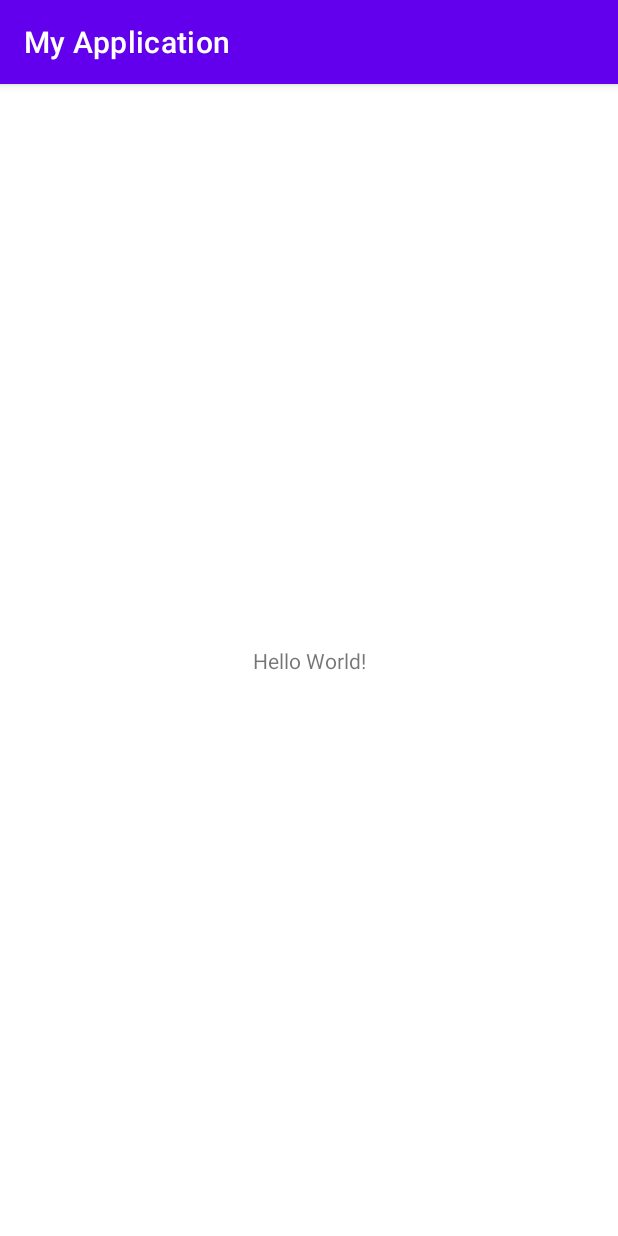
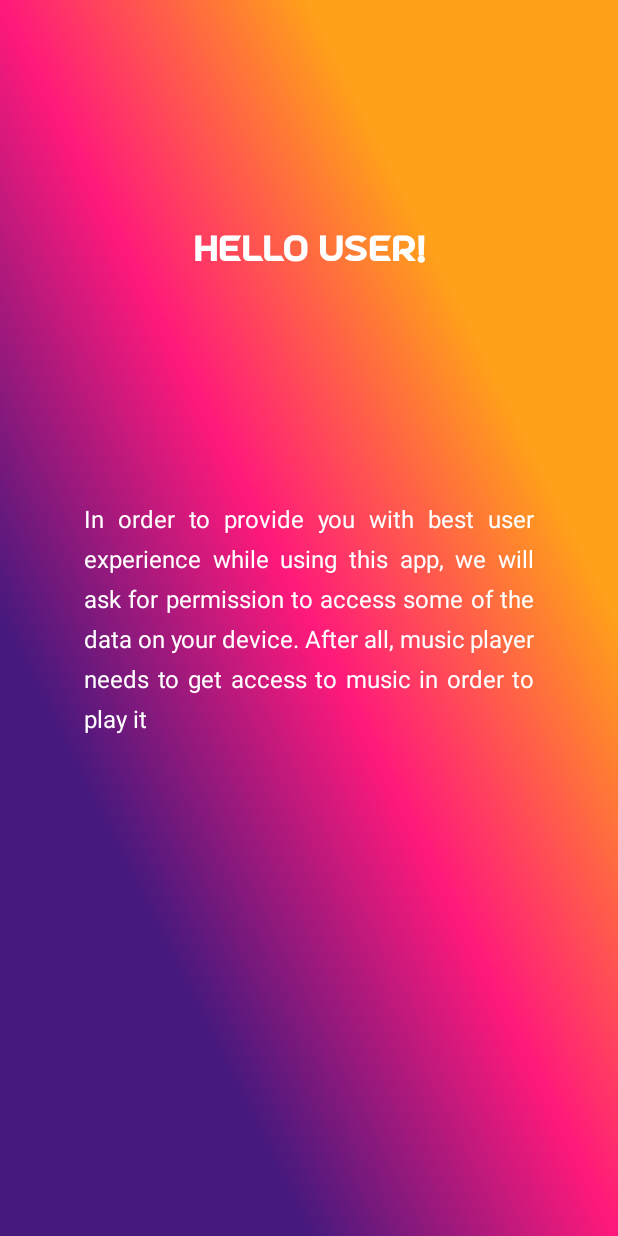
Before and after one commit to kKapalka/robust-music-player, an Android app: the screen it shows after launch (MainActivity before the commit, InitialActivity after it), on a phone screen of 412 x 824 dp. Run offline under Robolectric (Android 15) with nearby library versions, the phone set to English and light mode, and no system bars.

Commit message:
lots of stuff

```diff
--- a/app/src/main/AndroidManifest.xml
+++ b/app/src/main/AndroidManifest.xml
@@ -13,7 +13,8 @@
         android:roundIcon="@mipmap/ic_launcher_round"
         android:supportsRtl="true"
         android:theme="@style/Theme.MyApplication">
-        <activity android:name=".MainActivity">
+        <activity android:name=".InitialActivity"
+            android:theme="@style/SplashTheme">
             <intent-filter>
                 <action android:name="android.intent.action.MAIN" />
 
--- /dev/null
+++ b/app/src/main/java/pl/rethagos/musicplayer/InitialActivity.kt
@@ -0,0 +1,68 @@
+package pl.rethagos.musicplayer
+
+import android.Manifest
+import android.content.pm.PackageManager
+import android.os.Bundle
+import android.widget.TextView
+import android.widget.Toast
+import androidx.appcompat.app.AppCompatActivity
+import androidx.constraintlayout.widget.ConstraintLayout
+import androidx.core.app.ActivityCompat
+import pl.rethagos.musicplayer.prefs.SharedPrefsSingleton
+import kotlin.system.exitProcess
+
+
+class InitialActivity : AppCompatActivity() {
+
+    private lateinit var descText: TextView
+    private lateinit var textView: TextView
+    private lateinit var helloLayout: ConstraintLayout
+    private var readPermissionGranted: Boolean = false
+    override fun onCreate(savedInstanceState: Bundle?) {
+        super.onCreate(savedInstanceState)
+        readPermissionGranted = ActivityCompat.checkSelfPermission(this@InitialActivity, Manifest.permission.READ_EXTERNAL_STORAGE) == PackageManager.PERMISSION_GRANTED
+        SharedPrefsSingleton.instance?.init(this)
+        if(!SharedPrefsSingleton.instance?.isInitialLaunch!! && readPermissionGranted) {
+            handleStandardLayoutDisplay()
+        } else {
+            handleInitialLayoutDisplay()
+        }
+
+    }
+
+    private fun handleStandardLayoutDisplay() {
+        setContentView(R.layout.activity_main)
+        textView = findViewById(R.id.textView)
+        textView.text = "Sup my dude"
+    }
+
+    private fun handleInitialLayoutDisplay() {
+        setContentView(R.layout.activity_initial)
+        descText = findViewById(R.id.hello_description_textview)
+        helloLayout = findViewById(R.id.hello_constraint_layout)
+        if (readPermissionGranted) {
+            descText.text = "Thank you for using this app. Please support the creator by giving it 5 stars in Google Play App Store"
+        }
+        helloLayout.setOnClickListener {
+            if (!readPermissionGranted) {
+                ActivityCompat.requestPermissions(this@InitialActivity, arrayOf(Manifest.permission.READ_EXTERNAL_STORAGE), 123)
+            } else {
+                handleStandardLayoutDisplay()
+            }
+        }
+        SharedPrefsSingleton.instance?.isInitialLaunch = false
+    }
+    override fun onRequestPermissionsResult(requestCode: Int, permissions: Array<out String>, grantResults: IntArray) {
+        super.onRequestPermissionsResult(requestCode, permissions, grantResults)
+        when (requestCode) {
+            123 -> {
+                if (grantResults.isNotEmpty() && grantResults[0] == PackageManager.PERMISSION_GRANTED) {
+                    handleStandardLayoutDisplay()
+                } else {
+                    this@InitialActivity.finish()
+                    exitProcess(0)
+                }
+            }
+        }
+    }
+}
--- a/app/src/main/java/pl/rethagos/musicplayer/MainActivity.kt
+++ /dev/null
@@ -1,11 +0,0 @@
-package pl.rethagos.musicplayer
-
-import androidx.appcompat.app.AppCompatActivity
-import android.os.Bundle
-
-class MainActivity : AppCompatActivity() {
-    override fun onCreate(savedInstanceState: Bundle?) {
-        super.onCreate(savedInstanceState)
-        setContentView(R.layout.activity_main)
-    }
-}
--- /dev/null
+++ b/app/src/main/java/pl/rethagos/musicplayer/prefs/SharedPrefsSingleton.kt
@@ -0,0 +1,30 @@
+package pl.rethagos.musicplayer.prefs
+
+import android.app.Activity
+import android.content.Context
+import android.content.SharedPreferences
+
+class SharedPrefsSingleton private constructor() {
+    private var sharedPref: SharedPreferences? = null
+
+    fun init(activity: Activity) {
+        sharedPref = activity.getSharedPreferences("prefs", Context.MODE_PRIVATE)
+    }
+
+    var isInitialLaunch: Boolean?
+        get() = sharedPref!!.getBoolean("initialLaunch", true)
+        set(initialLaunch) {
+            sharedPref!!.edit().putBoolean("initialLaunch", initialLaunch!!).apply()
+        }
+
+    companion object {
+        var instance: SharedPrefsSingleton? = null
+            get() {
+                if (field == null) {
+                    field = SharedPrefsSingleton()
+                }
+                return field
+            }
+            private set
+    }
+}
--- /dev/null
+++ b/app/src/main/res/drawable/ic_baseline_headphones_24.xml
@@ -0,0 +1,5 @@
+<vector android:height="120dp" android:tint="#FFFFFF"
+    android:viewportHeight="24" android:viewportWidth="24"
+    android:width="120dp" xmlns:android="http://schemas.android.com/apk/res/android">
+    <path android:fillColor="@android:color/white" android:pathData="M12,3c-4.97,0 -9,4.03 -9,9v7c0,1.1 0.9,2 2,2h4v-8H5v-1c0,-3.87 3.13,-7 7,-7s7,3.13 7,7v1h-4v8h4c1.1,0 2,-0.9 2,-2v-7C21,7.03 16.97,3 12,3z"/>
+</vector>
--- /dev/null
+++ b/app/src/main/res/drawable/splash.xml
@@ -0,0 +1,16 @@
+<?xml version="1.0" encoding="utf-8"?>
+<layer-list xmlns:android="http://schemas.android.com/apk/res/android">
+    <item android:drawable="@drawable/test" />
+    <item
+        android:drawable="@drawable/hepho2"
+        android:gravity="center"
+        android:width="120dp"
+        android:height="120dp"
+        android:bottom="120dp"/>
+    <item
+        android:drawable="@drawable/bitmapa"
+        android:gravity="center"
+        android:width="180dp"
+        android:height="18dp"
+        android:top="240dp"/>
+</layer-list>
--- /dev/null
+++ b/app/src/main/res/font/font_astrospace.xml
@@ -0,0 +1,7 @@
+<?xml version="1.0" encoding="utf-8"?>
+<font-family xmlns:android="http://schemas.android.com/apk/res/android">
+    <font
+        android:fontStyle="normal"
+        android:fontWeight="400"
+        android:font="@font/astrospace" />
+</font-family>
--- /dev/null
+++ b/app/src/main/res/layout/activity_initial.xml
@@ -0,0 +1,40 @@
+<?xml version="1.0" encoding="utf-8"?>
+<androidx.constraintlayout.widget.ConstraintLayout xmlns:android="http://schemas.android.com/apk/res/android"
+    xmlns:app="http://schemas.android.com/apk/res-auto"
+    xmlns:tools="http://schemas.android.com/tools"
+    android:id="@+id/hello_constraint_layout"
+    android:layout_width="match_parent"
+    android:layout_height="match_parent"
+    android:background="@drawable/test"
+    android:backgroundTintMode="src_over"
+    tools:context=".InitialActivity">
+
+    <TextView
+        android:id="@+id/textView2"
+        android:layout_width="wrap_content"
+        android:layout_height="wrap_content"
+        android:fontFamily="@font/astrospace"
+        android:text="Hello User!"
+        android:textColor="@color/white"
+        android:textSize="22sp"
+        android:textStyle="bold"
+        app:layout_constraintBottom_toTopOf="@+id/hello_description_textview"
+        app:layout_constraintEnd_toEndOf="parent"
+        app:layout_constraintStart_toStartOf="parent"
+        app:layout_constraintTop_toTopOf="parent" />
+
+    <TextView
+        android:id="@+id/hello_description_textview"
+        android:layout_width="300dp"
+        android:layout_height="wrap_content"
+        android:justificationMode="inter_word"
+        android:lineSpacingExtra="8sp"
+        android:text="In order to provide you with best user experience while using this app, we will ask for permission to access some of the data on your device. After all, music player needs to get access to music in order to play it"
+        android:textColor="@color/white"
+        android:textSize="16sp"
+        app:layout_constraintBottom_toBottomOf="parent"
+        app:layout_constraintEnd_toEndOf="parent"
+        app:layout_constraintStart_toStartOf="parent"
+        app:layout_constraintTop_toTopOf="parent" />
+
+</androidx.constraintlayout.widget.ConstraintLayout>
--- a/app/src/main/res/layout/activity_main.xml
+++ b/app/src/main/res/layout/activity_main.xml
@@ -4,15 +4,16 @@
     xmlns:tools="http://schemas.android.com/tools"
     android:layout_width="match_parent"
     android:layout_height="match_parent"
-    tools:context=".MainActivity">
+    android:background="@drawable/test"
+    tools:context=".InitialActivity">
 
     <TextView
+        android:id="@+id/textView"
         android:layout_width="wrap_content"
         android:layout_height="wrap_content"
-        android:text="Hello World!"
+        android:text="TextView"
         app:layout_constraintBottom_toBottomOf="parent"
-        app:layout_constraintLeft_toLeftOf="parent"
-        app:layout_constraintRight_toRightOf="parent"
+        app:layout_constraintEnd_toEndOf="parent"
+        app:layout_constraintStart_toStartOf="parent"
         app:layout_constraintTop_toTopOf="parent" />
-
 </androidx.constraintlayout.widget.ConstraintLayout>
--- a/app/src/main/res/values/themes.xml
+++ b/app/src/main/res/values/themes.xml
@@ -13,4 +13,7 @@
         <item name="android:statusBarColor" tools:targetApi="l">?attr/colorPrimaryVariant</item>
         <!-- Customize your theme here. -->
     </style>
+    <style name="SplashTheme" parent="Theme.AppCompat.Light.NoActionBar">
+        <item name="android:windowBackground">@drawable/splash</item>
+    </style>
 </resources>
```
Also changed, not shown: app/src/main/res/drawable/bitmapa.png (added), app/src/main/res/drawable/headphones.png (added), app/src/main/res/drawable/headphones2.png (added), app/src/main/res/drawable/hepho.png (added), app/src/main/res/drawable/hepho2.png (added), app/src/main/res/drawable/test.png (added), app/src/main/res/font/astrospace.ttf (added), 1 other file.
